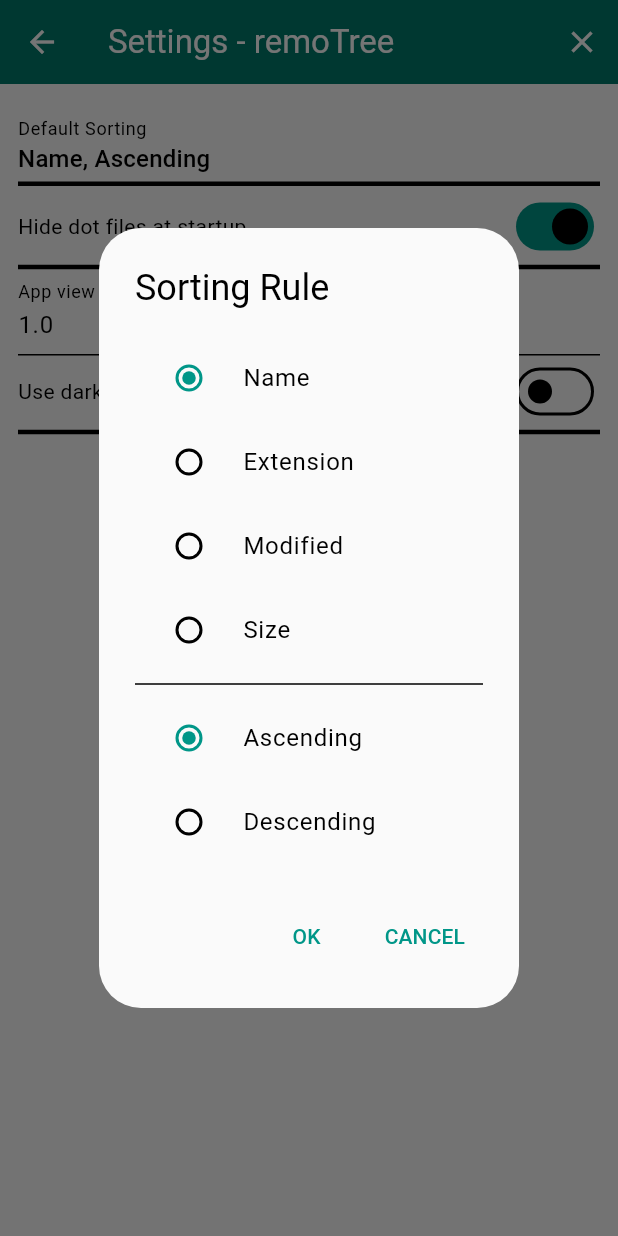
After one commit to doug-101/remoTree, a Flutter app: the SettingEdit screen opened directly, after a tap on "Default Sorting", on a phone screen of 412 x 824 dp. The commit adds this screen. Run offline on Flutter 3.47's test engine with Material 3 defaults, Android fonts, the phone set to English and light mode, and no system bars; our stand-ins replace package_info_plus, shared_preferences; missing offline and left inert: dartssh2, flutter_markdown_selectionarea, window_manager; accounts and stored records are empty.

Commit message:
add settings interface

```diff
--- /dev/null
+++ b/lib/gui/settings_edit.dart
@@ -0,0 +1,268 @@
+// settings_edit.dart, a view to edit the app's preferences.
+// remoTree, an sftp-based remote file manager.
+// Copyright (c) 2024, Douglas W. Bell.
+// Free software, GPL v2 or later.
+
+import 'package:flutter/foundation.dart';
+import 'package:flutter/material.dart';
+import 'package:provider/provider.dart';
+import 'package:window_manager/window_manager.dart';
+import 'common_dialogs.dart';
+import '../main.dart'
+    show prefs, minWidth, minHeight, allowSaveWindowGeo, saveWindowGeo;
+import '../model/file_interface.dart';
+import '../model/sort_rule.dart';
+import '../model/theme_model.dart';
+
+/// A user settings view.
+class SettingEdit extends StatefulWidget {
+  SettingEdit({super.key});
+
+  @override
+  State<SettingEdit> createState() => _SettingEditState();
+}
+
+class _SettingEditState extends State<SettingEdit> {
+  /// A flag showing that the view was forced to close.
+  var _cancelFlag = false;
+
+  final _formKey = GlobalKey<FormState>();
+  final origViewScale = prefs.getDouble('view_scale') ?? 1.0;
+  final origSort = SortRule.fromPrefs();
+
+  Future<bool> updateOnPop() async {
+    if (_cancelFlag) return true;
+    if (_formKey.currentState!.validate()) {
+      _formKey.currentState!.save();
+      final viewScale = prefs.getDouble('view_scale') ?? 1.0;
+      if (viewScale != origViewScale &&
+          (defaultTargetPlatform == TargetPlatform.linux ||
+              defaultTargetPlatform == TargetPlatform.windows ||
+              defaultTargetPlatform == TargetPlatform.macOS)) {
+        final currentSize = await windowManager.getSize();
+        var currentWidth = currentSize.width;
+        var currentHeight = currentSize.height;
+        if (currentWidth < minWidth * viewScale) {
+          currentWidth = minWidth * viewScale;
+        }
+        if (currentHeight < minHeight * viewScale) {
+          currentHeight = minHeight * viewScale;
+        }
+        if (currentWidth != currentSize.width ||
+            currentHeight != currentSize.height) {
+          await windowManager.setSize(Size(currentWidth, currentHeight));
+        }
+        await windowManager.setMinimumSize(
+          Size(minWidth * viewScale, minHeight * viewScale),
+        );
+      }
+      final localModel = Provider.of<LocalInterface>(context, listen: false);
+      final remoteModel = Provider.of<RemoteInterface>(context, listen: false);
+      if (origSort != SortRule.fromPrefs()) {
+        localModel.changeSortRule(SortRule.fromPrefs());
+        remoteModel.changeSortRule(SortRule.fromPrefs());
+      } else {
+        localModel.notifyListeners();
+        remoteModel.notifyListeners();
+      }
+      final themeModel = Provider.of<ThemeModel>(context, listen: false);
+      themeModel.updateTheme();
+      return true;
+    }
+    return false;
+  }
+
+  @override
+  Widget build(BuildContext context) {
+    return Scaffold(
+      appBar: AppBar(
+        title: Text('Settings - remoTree'),
+        actions: <Widget>[
+          IconButton(
+            icon: const Icon(Icons.close),
+            tooltip: 'Close without saving',
+            onPressed: () {
+              _cancelFlag = true;
+              Navigator.pop(context, null);
+            },
+          ),
+        ],
+      ),
+      body: Form(
+        key: _formKey,
+        onWillPop: updateOnPop,
+        child: Padding(
+          padding: const EdgeInsets.all(12.0),
+          child: Align(
+            alignment: Alignment.topCenter,
+            child: SizedBox(
+              width: 400.0,
+              child: ListView(
+                children: <Widget>[
+                  SortFormField(
+                    initialValue: SortRule.fromPrefs(),
+                    onSaved: (SortRule? value) async {
+                      if (value != null) {
+                        await value.saveToPrefs();
+                      }
+                    },
+                  ),
+                  BoolFormField(
+                    initialValue: prefs.getBool('hide_dot_files') ?? true,
+                    heading: 'Hide dot files at startup',
+                    onSaved: (bool? value) async {
+                      if (value != null) {
+                        await prefs.setBool('hide_dot_files', value);
+                      }
+                    },
+                  ),
+                  TextFormField(
+                    initialValue:
+                        (prefs.getDouble('view_scale') ?? 1.0).toString(),
+                    decoration: const InputDecoration(
+                      labelText: 'App view scale ratio',
+                    ),
+                    validator: (String? value) {
+                      if (value != null && value.isNotEmpty) {
+                        final scale = double.tryParse(value);
+                        if (scale == null) {
+                          return 'Must be an number';
+                        }
+                        if (scale > 4.0 || scale < 0.25) {
+                          return 'Valid range is 0.25 to 4.0';
+                        }
+                      }
+                      return null;
+                    },
+                    onSaved: (String? value) async {
+                      if (value != null && value.isNotEmpty) {
+                        await prefs.setDouble(
+                            'view_scale', double.parse(value));
+                      }
+                    },
+                  ),
+                  if (defaultTargetPlatform == TargetPlatform.linux ||
+                      defaultTargetPlatform == TargetPlatform.windows ||
+                      defaultTargetPlatform == TargetPlatform.macOS)
+                    BoolFormField(
+                      initialValue: prefs.getBool('save_window_geo') ?? true,
+                      heading: 'Remember Window Position and Size',
+                      onSaved: (bool? value) async {
+                        if (value != null) {
+                          await prefs.setBool('save_window_geo', value);
+                          allowSaveWindowGeo = value;
+                          if (allowSaveWindowGeo) saveWindowGeo();
+                        }
+                      },
+                    ),
+                  BoolFormField(
+                    initialValue: prefs.getBool('dark_theme') ?? false,
+                    heading: 'Use dark color theme',
+                    onSaved: (bool? value) async {
+                      if (value != null) {
+                        await prefs.setBool('dark_theme', value);
+                      }
+                    },
+                  ),
+                ],
+              ),
+            ),
+          ),
+        ),
+      ),
+    );
+  }
+}
+
+/// A [FormField] widget for boolean settings.
+class BoolFormField extends FormField<bool> {
+  BoolFormField({
+    bool? initialValue,
+    String? heading,
+    Key? key,
+    FormFieldSetter<bool>? onSaved,
+  }) : super(
+          onSaved: onSaved,
+          initialValue: initialValue,
+          key: key,
+          builder: (FormFieldState<bool> state) {
+            return Column(
+              crossAxisAlignment: CrossAxisAlignment.start,
+              children: <Widget>[
+                InkWell(
+                  onTap: () {
+                    state.didChange(!state.value!);
+                  },
+                  child: Row(
+                    children: <Widget>[
+                      Expanded(
+                        child: Text(heading ?? 'Boolean Value'),
+                      ),
+                      Switch(
+                        value: state.value!,
+                        onChanged: (bool value) {
+                          state.didChange(!state.value!);
+                        },
+                      ),
+                    ],
+                  ),
+                ),
+                Divider(
+                  thickness: 3.0,
+                  height: 6.0,
+                ),
+              ],
+            );
+          },
+        );
+}
+
+/// A [FormField] widget for setting the default sorting method.
+class SortFormField extends FormField<SortRule> {
+  SortFormField({
+    SortRule? initialValue,
+    String? heading,
+    Key? key,
+    FormFieldSetter<SortRule>? onSaved,
+  }) : super(
+          onSaved: onSaved,
+          initialValue: initialValue,
+          key: key,
+          builder: (FormFieldState<SortRule> state) {
+            return Column(
+              crossAxisAlignment: CrossAxisAlignment.stretch,
+              children: <Widget>[
+                InkWell(
+                  onTap: () async {
+                    SortRule? rule = await sortRuleDialog(
+                      context: state.context,
+                      initialRule: state.value!,
+                    );
+                    if (rule != null) {
+                      state.didChange(rule);
+                    }
+                  },
+                  child: Column(
+                    crossAxisAlignment: CrossAxisAlignment.start,
+                    children: <Widget>[
+                      Padding(
+                        padding: EdgeInsets.only(top: 10.0),
+                        child: Text(heading ?? 'Default Sorting',
+                            style: Theme.of(state.context).textTheme.caption),
+                      ),
+                      Text(
+                        state.value!.toString(),
+                        style: Theme.of(state.context).textTheme.subtitle1,
+                      ),
+                    ],
+                  ),
+                ),
+                Divider(
+                  thickness: 3.0,
+                  height: 9.0,
+                ),
+              ],
+            );
+          },
+        );
+}
--- a/lib/gui/tree_view.dart
+++ b/lib/gui/tree_view.dart
@@ -25,7 +25,7 @@ class TreeView<T extends FileInterface> extends StatefulWidget {
 
 class _TreeViewState<T extends FileInterface> extends State<TreeView<T>> {
   final selectedItems = <FileItem>[];
-  var hideDotFiles = true;
+  var hideDotFiles = prefs.getBool('hide_dot_files') ?? true;
   static final copyItems = <FileItem>[];
   static FileInterface? copyFromModel;
 
--- a/lib/main.dart
+++ b/lib/main.dart
@@ -1,6 +1,6 @@
 // main.dart, the main app entry point file.
 // remoTree, an sftp-based remote file manager.
-// Copyright (c) 2023, Douglas W. Bell.
+// Copyright (c) 2024, Douglas W. Bell.
 // Free software, GPL v2 or later.
 
 import 'dart:io';
@@ -9,7 +9,8 @@ import 'package:flutter/foundation.dart';
 import 'package:flutter/material.dart';
 import 'package:provider/provider.dart';
 import 'package:shared_preferences/shared_preferences.dart';
-import 'gui/common_dialogs.dart' as coomonDialogs;
+import 'package:window_manager/window_manager.dart';
+import 'gui/common_dialogs.dart' as commonDialogs;
 import 'gui/frame_view.dart';
 import 'model/file_interface.dart';
 import 'model/host_list.dart';
@@ -17,6 +18,14 @@ import 'model/theme_model.dart';
 
 /// [prefs] is the global shared_preferences instance.
 late final SharedPreferences prefs;
+
+/// This is initially false to avoid saving window geometry during setup.
+bool allowSaveWindowGeo = false;
+
+const _stdWidth = 730.0;
+const _stdHeight = 630.0;
+const minWidth = 290.0;
+const minHeight = 380.0;
 
 Future<void> main(List<String> cmdLineArgs) async {
   LicenseRegistry.addLicense(
@@ -41,6 +50,37 @@ Future<void> main(List<String> cmdLineArgs) async {
   );
   WidgetsFlutterBinding.ensureInitialized();
   prefs = await SharedPreferences.getInstance();
+  if (defaultTargetPlatform == TargetPlatform.linux ||
+      defaultTargetPlatform == TargetPlatform.windows ||
+      defaultTargetPlatform == TargetPlatform.macOS) {
+    await windowManager.ensureInitialized();
+    final viewScale = prefs.getDouble('view_scale') ?? 1.0;
+    var size = Size(_stdWidth, _stdHeight) * viewScale;
+    double? offsetX, offsetY;
+    if (prefs.getBool('save_window_geo') ?? true) {
+      size = Size(
+            prefs.getDouble('win_size_x') ?? _stdWidth,
+            prefs.getDouble('win_size_y') ?? _stdHeight,
+          ) *
+          viewScale;
+      offsetX = prefs.getDouble('win_pos_x');
+      offsetY = prefs.getDouble('win_pos_y');
+    }
+    // Setting the size twice (early and later) to work around linux problems.
+    await windowManager.setSize(size);
+    windowManager.waitUntilReadyToShow(null, () async {
+      await windowManager.setTitle('remoTree');
+      await windowManager.setMinimumSize(
+        Size(minWidth * viewScale, minHeight * viewScale),
+      );
+      await windowManager.setSize(size);
+      if (offsetX != null && offsetY != null) {
+        await windowManager.setPosition(Offset(offsetX, offsetY));
+      }
+      await windowManager.show();
+      allowSaveWindowGeo = prefs.getBool('save_window_geo') ?? true;
+    });
+  }
 
   // Use a global navigator key to get a BuildContext for an error dialog.
   final navigatorKey = GlobalKey<NavigatorState>();
@@ -111,16 +151,34 @@ Future<void> main(List<String> cmdLineArgs) async {
       ],
       child: Consumer<ThemeModel>(
         builder: (context, themeModel, child) {
-          return MaterialApp(
+          final ratio = prefs.getDouble('view_scale') ?? 1.0;
+          return FractionallySizedBox(
+            widthFactor: 1 / ratio,
+            heightFactor: 1 / ratio,
+            child: Transform.scale(
+              scale: ratio,
+              child: MaterialApp(
                 title: 'remoTree',
                 theme: themeModel.getTheme(),
                 home: FrameView(),
                 // Pass key for error handling context.
                 navigatorKey: navigatorKey,
                 debugShowCheckedModeBanner: false,
+              ),
+            ),
           );
         },
       ),
     ),
   );
 }
+
+Future<void> saveWindowGeo() async {
+  if (!allowSaveWindowGeo) return;
+  final viewScale = prefs.getDouble('view_scale') ?? 1.0;
+  final bounds = await windowManager.getBounds();
+  await prefs.setDouble('win_size_x', bounds.size.width / viewScale);
+  await prefs.setDouble('win_size_y', bounds.size.height / viewScale);
+  await prefs.setDouble('win_pos_x', bounds.left);
+  await prefs.setDouble('win_pos_y', bounds.top);
+}
--- a/lib/model/sort_rule.dart
+++ b/lib/model/sort_rule.dart
@@ -18,6 +18,7 @@ class SortRule {
 
   SortRule(this.sortType, this.sortDirection);
 
+  /// Constructor to load from stored preferences.
   SortRule.fromPrefs() {
     try {
       sortType = SortType.values.firstWhere(
@@ -32,6 +33,13 @@ class SortRule {
     }
   }
 
+  /// Write current values to saved preferences.
+  Future<void> saveToPrefs() async {
+    await prefs.setString('sort_type', sortType.name);
+    await prefs.setString('sort_direction', sortDirection.name);
+  }
+
+  /// Compare values for sorting.
   Comparator<FileItem> comparator() {
     return (a, b) {
       var result = switch (sortType) {
@@ -53,4 +61,22 @@ class SortRule {
       return result;
     };
   }
+
+  /// Return a human-readable string for the value.
+  String toString() {
+    return '${sortType.name[0].toUpperCase()}${sortType.name.substring(1)}, '
+        '${sortDirection.name[0].toUpperCase()}'
+        '${sortDirection.name.substring(1)}';
+  }
+
+  /// Defined to allow equality comparisons.
+  @override
+  bool operator ==(Object other) {
+    return other is SortRule &&
+        sortType == other.sortType &&
+        sortDirection == other.sortDirection;
+  }
+
+  @override
+  int get hashCode => Object.hash(sortType, sortDirection);
 }
--- a/lib/model/theme_model.dart
+++ b/lib/model/theme_model.dart
@@ -1,6 +1,6 @@
 // theme_model.dart, retrieves and updates light and dark color themes.
 // remoTree, an sftp-based remote file manager.
-// Copyright (c) 2023, Douglas W. Bell.
+// Copyright (c) 2024, Douglas W. Bell.
 // Free software, GPL v2 or later.
 
 import 'package:flutter/foundation.dart';
@@ -13,7 +13,7 @@ class ThemeModel extends ChangeNotifier {
 
   /// Return the theme based on the current light/dark setting.
   ThemeData getTheme() {
-    final isDark = prefs.getBool('darktheme') ?? false;
+    final isDark = prefs.getBool('dark_theme') ?? false;
     return isDark ? darkTheme : lightTheme;
   }
 
```
Also changed, not shown: lib/gui/frame_view.dart (+71 -1 lines), lib/gui/host_edit.dart (+9 -0 lines). Lines whose indentation alone changed are shown as unchanged.
